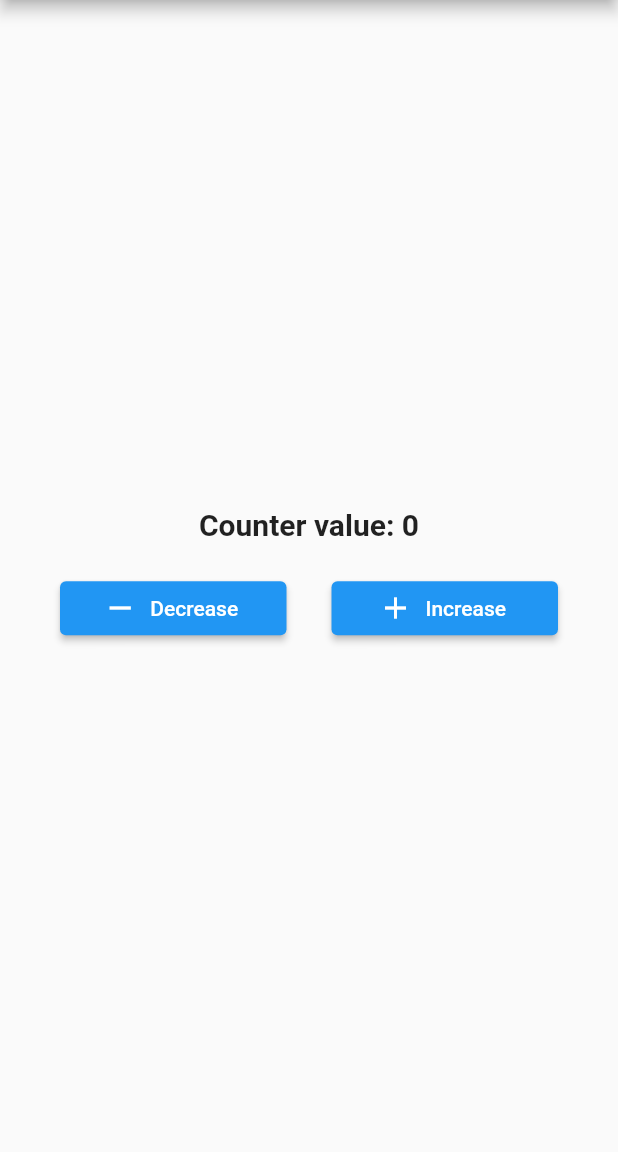
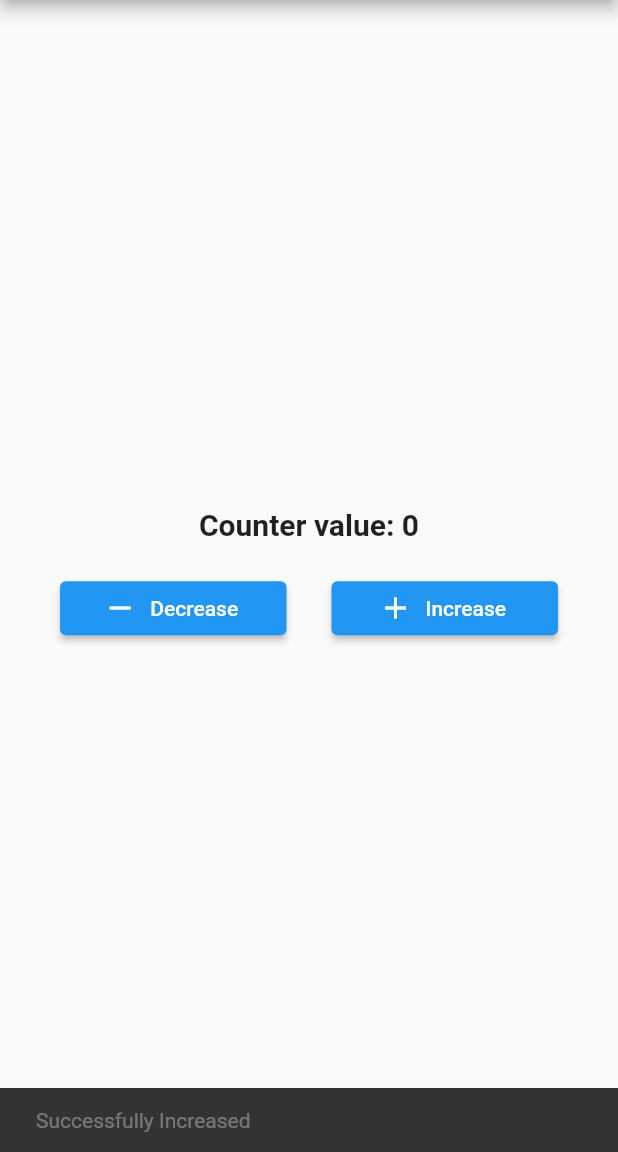
Before and after one commit to Mingzhao91/flutter-simple-counter, a Flutter app: the HomeScreen screen opened directly, after a tap on "Decrease", after a tap on "Increase", on a phone screen of 412 x 824 dp, the part 84-1236 px from its top. Run offline on Flutter 3.47's test engine with Material 2 defaults, Android fonts, the phone set to English and light mode, and no system bars; our stand-ins replace bloc, equatable, flutter_bloc, hydrated_bloc.

```diff
--- /dev/null
+++ b/lib/bloc/bloc_imports.dart
@@ -0,0 +1,4 @@
+export 'package:flutter_bloc/flutter_bloc.dart';
+export 'package:hydrated_bloc/hydrated_bloc.dart';
+export 'package:counter_app_bloc/bloc/counter/counter_bloc.dart';
+export 'package:counter_app_bloc/bloc/my_block_observer.dart';
--- /dev/null
+++ b/lib/bloc/counter/counter_bloc.dart
@@ -0,0 +1,17 @@
+import 'package:bloc/bloc.dart';
+import 'package:equatable/equatable.dart';
+
+part 'counter_event.dart';
+part 'counter_state.dart';
+
+class CounterBloc extends Bloc<CounterEvent, CounterState> {
+  CounterBloc() : super(CounterInitial()) {
+    on<CounterIncrementEvent>((event, emit) {
+      emit(IncrementSate(state.counterValue + 1));
+    });
+
+    on<CounterDecrementEvent>((event, emit) {
+      emit(DecrementSate(state.counterValue - 1));
+    });
+  }
+}
--- /dev/null
+++ b/lib/bloc/counter/counter_event.dart
@@ -0,0 +1,7 @@
+part of 'counter_bloc.dart';
+
+abstract class CounterEvent {}
+
+class CounterIncrementEvent extends CounterEvent {}
+
+class CounterDecrementEvent extends CounterEvent {}
--- /dev/null
+++ b/lib/bloc/counter/counter_state.dart
@@ -0,0 +1,35 @@
+// ignore_for_file: public_member_api_docs, sort_constructors_first
+part of 'counter_bloc.dart';
+
+class CounterState extends Equatable {
+  final int counterValue;
+
+  const CounterState({required this.counterValue});
+
+  @override
+  List<Object> get props => [counterValue];
+
+  Map<String, dynamic> toMap() {
+    return <String, dynamic>{
+      'counterValue': counterValue,
+    };
+  }
+
+  factory CounterState.fromMap(Map<String, dynamic> map) {
+    return CounterState(
+      counterValue: map['counterValue'] as int,
+    );
+  }
+}
+
+class CounterInitial extends CounterState {
+  CounterInitial() : super(counterValue: 0);
+}
+
+class IncrementSate extends CounterState {
+  IncrementSate(int increasedValue) : super(counterValue: increasedValue);
+}
+
+class DecrementSate extends CounterState {
+  DecrementSate(int decreasedValue) : super(counterValue: decreasedValue);
+}
--- a/lib/screen/home_screen.dart
+++ b/lib/screen/home_screen.dart
@@ -1,26 +1,8 @@
 import 'package:flutter/material.dart';
+import '../bloc/bloc_imports.dart';
 
-class HomeScreen extends StatefulWidget {
+class HomeScreen extends StatelessWidget {
   const HomeScreen({Key? key}) : super(key: key);
-
-  @override
-  State<HomeScreen> createState() => _HomeScreenState();
-}
-
-class _HomeScreenState extends State<HomeScreen> {
-  int counterValue = 0;
-
-  void increaseNumber() {
-    setState(() {
-      counterValue++;
-    });
-  }
-
-  void decreaseNumber() {
-    setState(() {
-      counterValue--;
-    });
-  }
 
   @override
   Widget build(BuildContext context) {
@@ -33,12 +15,32 @@ class _HomeScreenState extends State<HomeScreen> {
         child: Column(
           mainAxisAlignment: MainAxisAlignment.center,
           children: [
-            Container(
-              child: Center(
-                  child: Text(
-                'Counter value: $counterValue',
-                style: TextStyle(fontSize: 20, fontWeight: FontWeight.bold),
-              )),
+            Center(
+              child: BlocConsumer<CounterBloc, CounterState>(
+                listener: (context, state) {
+                  if (state is IncrementSate) {
+                    ScaffoldMessenger.of(context).showSnackBar(
+                      SnackBar(
+                        content: Text('Successfully Increased'),
+                        duration: Duration(milliseconds: 300),
+                      ),
+                    );
+                  } else if (state is DecrementSate) {
+                    ScaffoldMessenger.of(context).showSnackBar(
+                      SnackBar(
+                        content: Text('Successfully Decreased'),
+                        duration: Duration(milliseconds: 300),
+                      ),
+                    );
+                  }
+                },
+                builder: (context, state) {
+                  return Text(
+                    'Counter value: ${state.counterValue}',
+                    style: TextStyle(fontSize: 20, fontWeight: FontWeight.bold),
+                  );
+                },
+              ),
             ),
             SizedBox(
               height: 20,
@@ -50,7 +52,9 @@ class _HomeScreenState extends State<HomeScreen> {
                 children: [
                   Expanded(
                     child: ElevatedButton.icon(
-                      onPressed: () => decreaseNumber(),
+                      onPressed: () => context
+                          .read<CounterBloc>()
+                          .add(CounterDecrementEvent()),
                       icon: Icon(Icons.remove),
                       label: Text('Decrease'),
                     ),
@@ -60,7 +64,9 @@ class _HomeScreenState extends State<HomeScreen> {
                   ),
                   Expanded(
                     child: ElevatedButton.icon(
-                      onPressed: () => increaseNumber(),
+                      onPressed: () => context
+                          .read<CounterBloc>()
+                          .add(CounterIncrementEvent()),
                       icon: Icon(Icons.add),
                       label: Text('Increase'),
                     ),
```
Also changed, not shown: lib/bloc/my_block_observer.dart (added, +27 -0 lines), lib/main.dart (+18 -5 lines), pubspec.yaml (+7 -7 lines), pubspec.lock, 3 other files.
